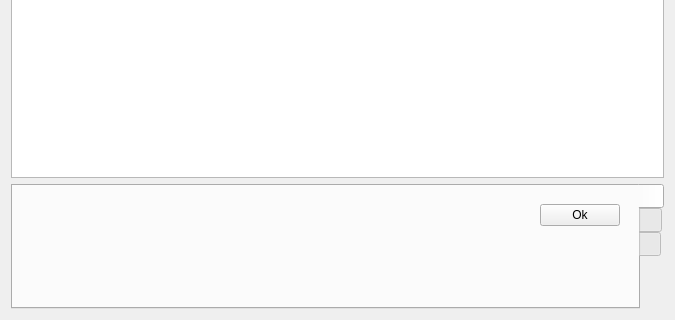
First picture: the form in arkhorclient/ahmaingui.ui, repository kingnak/arkhor, before the edit; both pictures show x 0 to 675 and y 231 to 551 of the 675 by 551 pixel window.
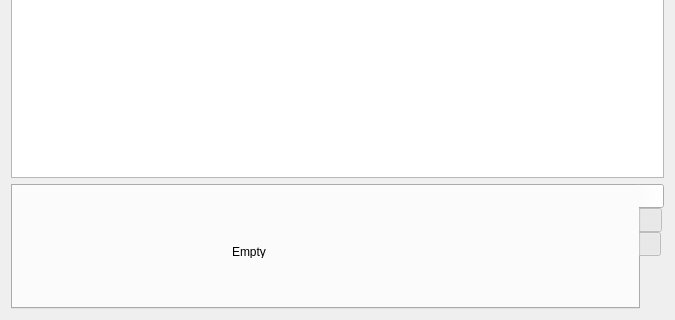
Second picture: the form after the edit. Icons and pictures are not drawn. Custom widgets are drawn as their Qt base class.

```diff
--- a/arkhorclient/ahmaingui.ui
+++ b/arkhorclient/ahmaingui.ui
@@ -39,45 +39,29 @@
          <property name="currentIndex">
           <number>0</number>
          </property>
-         <widget class="QWidget" name="pageOptions">
+         <widget class="QWidget" name="pageEmptyInteraction">
+          <widget class="QLabel" name="label">
+           <property name="geometry">
+            <rect>
+             <x>210</x>
+             <y>50</y>
+             <width>46</width>
+             <height>13</height>
+            </rect>
+           </property>
+           <property name="text">
+            <string>Empty</string>
+           </property>
+          </widget>
+         </widget>
+         <widget class="QWidget" name="pageOptionChooser">
           <layout class="QVBoxLayout" name="verticalLayout_4">
            <item>
-            <layout class="QHBoxLayout" name="horizontalLayout" stretch="1,0">
-             <item>
-              <widget class="QLabel" name="lblOptionDescription">
-               <property name="text">
-                <string/>
-               </property>
-               <property name="alignment">
-                <set>Qt::AlignLeading|Qt::AlignLeft|Qt::AlignTop</set>
-               </property>
-              </widget>
-             </item>
-             <item>
-              <layout class="QVBoxLayout" name="verticalLayout">
-               <item>
-                <widget class="QPushButton" name="btnOptionActivate">
-                 <property name="text">
-                  <string>Ok</string>
-                 </property>
-                </widget>
-               </item>
-               <item>
-                <spacer name="verticalSpacer">
-                 <property name="orientation">
-                  <enum>Qt::Vertical</enum>
-                 </property>
-                 <property name="sizeHint" stdset="0">
-                  <size>
-                   <width>20</width>
-                   <height>40</height>
-                  </size>
-                 </property>
-                </spacer>
-               </item>
-              </layout>
-             </item>
-            </layout>
+            <widget class="QLabel" name="label_2">
+             <property name="text">
+              <string>OPTION</string>
+             </property>
+            </widget>
            </item>
            <item>
             <widget class="QWidget" name="wgtOptionsList" native="true"/>
@@ -85,7 +69,14 @@
           </layout>
          </widget>
          <widget class="QWidget" name="pageMovementChooser">
-          <layout class="QHBoxLayout" name="horizontalLayout_2">
+          <layout class="QVBoxLayout" name="verticalLayout">
+           <item>
+            <widget class="QLabel" name="label_3">
+             <property name="text">
+              <string>MOVE</string>
+             </property>
+            </widget>
+           </item>
            <item>
             <widget class="MovementChooser" name="wgtMovmentChooser" native="true"/>
            </item>
@@ -129,6 +120,18 @@
    <header>movementchooser.h</header>
    <container>1</container>
   </customwidget>
+  <customwidget>
+   <class>FocusChooser</class>
+   <extends>QWidget</extends>
+   <header>focuschooser.h</header>
+   <container>1</container>
+  </customwidget>
+  <customwidget>
+   <class>OptionChooser</class>
+   <extends>QWidget</extends>
+   <header>optionchooser.h</header>
+   <container>1</container>
+  </customwidget>
  </customwidgets>
  <resources>
   <include location="client_resources.qrc"/>
```
Left out of the diff: 35 changed lines with no effect on the pictures.
